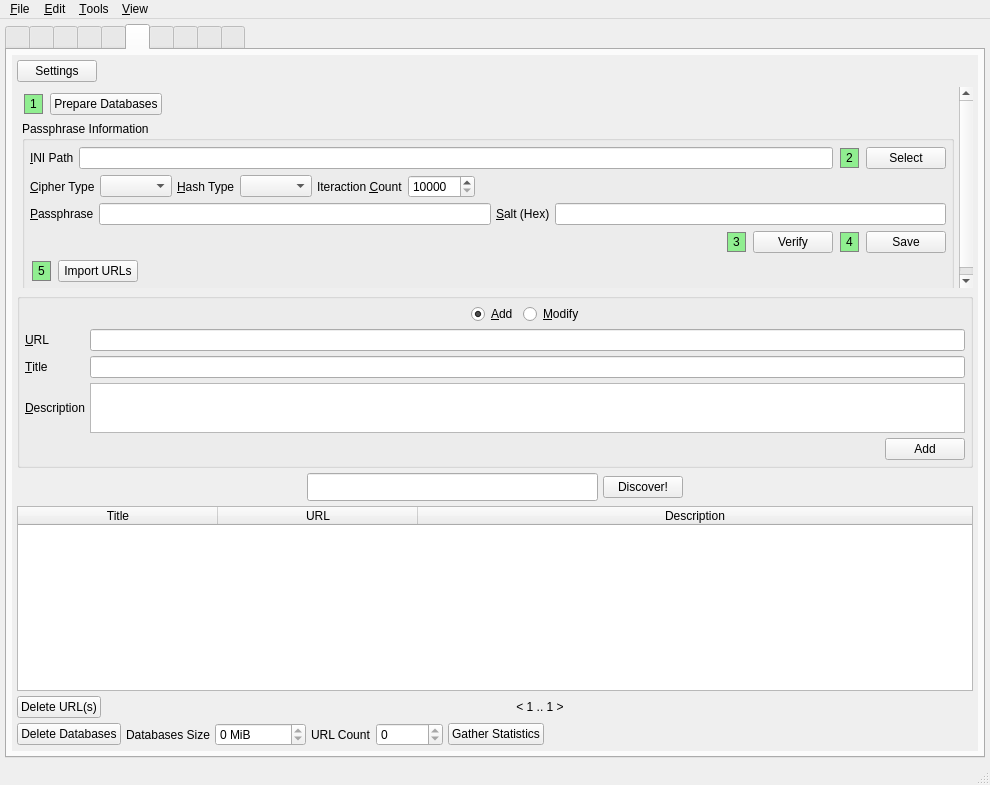
xloem/spot-on-svn, file UI/controlcenter.ui: the form before one commit.
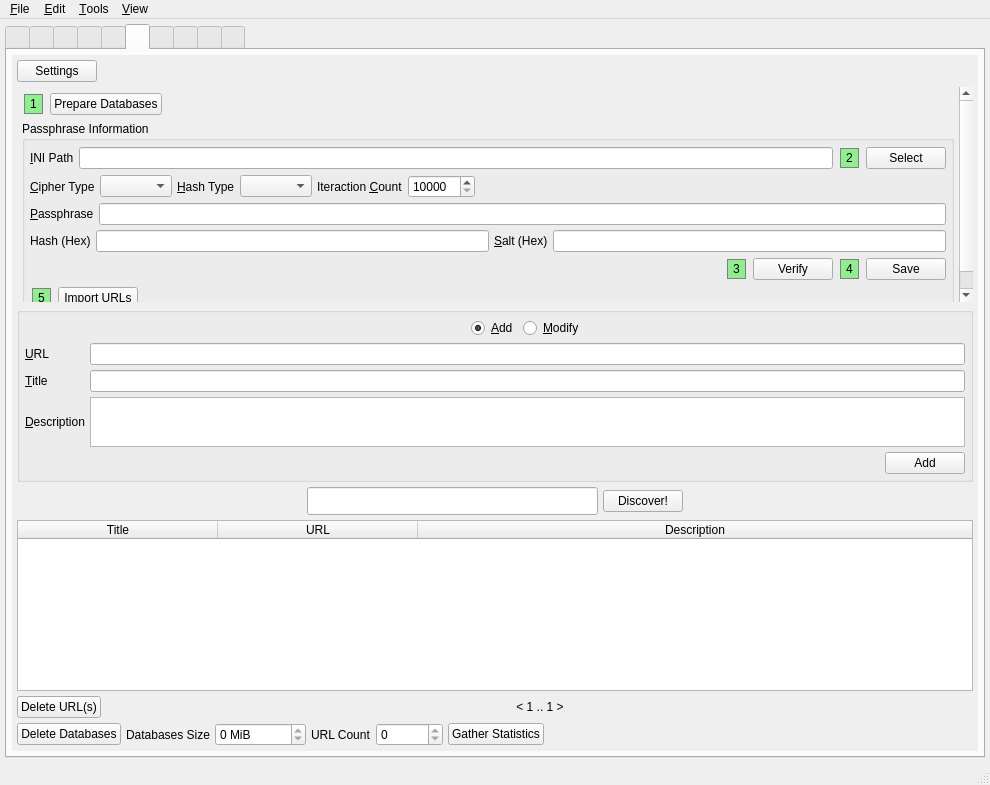
The form after the commit. The open tabs and pages were chosen to show the change. Icons and pictures are not drawn. Custom widgets are drawn as their Qt base class.

Commit message: Verify the INI data with a hash computation.

```diff
--- a/UI/controlcenter.ui
+++ b/UI/controlcenter.ui
@@ -4169,9 +4169,9 @@
                <property name="geometry">
                 <rect>
                  <x>0</x>
-                 <y>0</y>
+                 <y>-20</y>
                  <width>938</width>
-                 <height>235</height>
+                 <height>268</height>
                 </rect>
                </property>
                <layout class="QVBoxLayout" name="verticalLayout_65">
@@ -4394,6 +4394,26 @@
                        </property>
                       </widget>
                      </item>
+                    </layout>
+                   </item>
+                   <item>
+                    <layout class="QHBoxLayout" name="horizontalLayout_88">
+                     <property name="spacing">
+                      <number>5</number>
+                     </property>
+                     <item>
+                      <widget class="QLabel" name="label_116">
+                       <property name="text">
+                        <string>Hash (Hex)</string>
+                       </property>
+                       <property name="buddy">
+                        <cstring>urlIniHash</cstring>
+                       </property>
+                      </widget>
+                     </item>
+                     <item>
+                      <widget class="QLineEdit" name="urlIniHash"/>
+                     </item>
                      <item>
                       <widget class="QLabel" name="label_112">
                        <property name="text">
```
Left out of the diff: 7 changed lines with no effect on the pictures.
